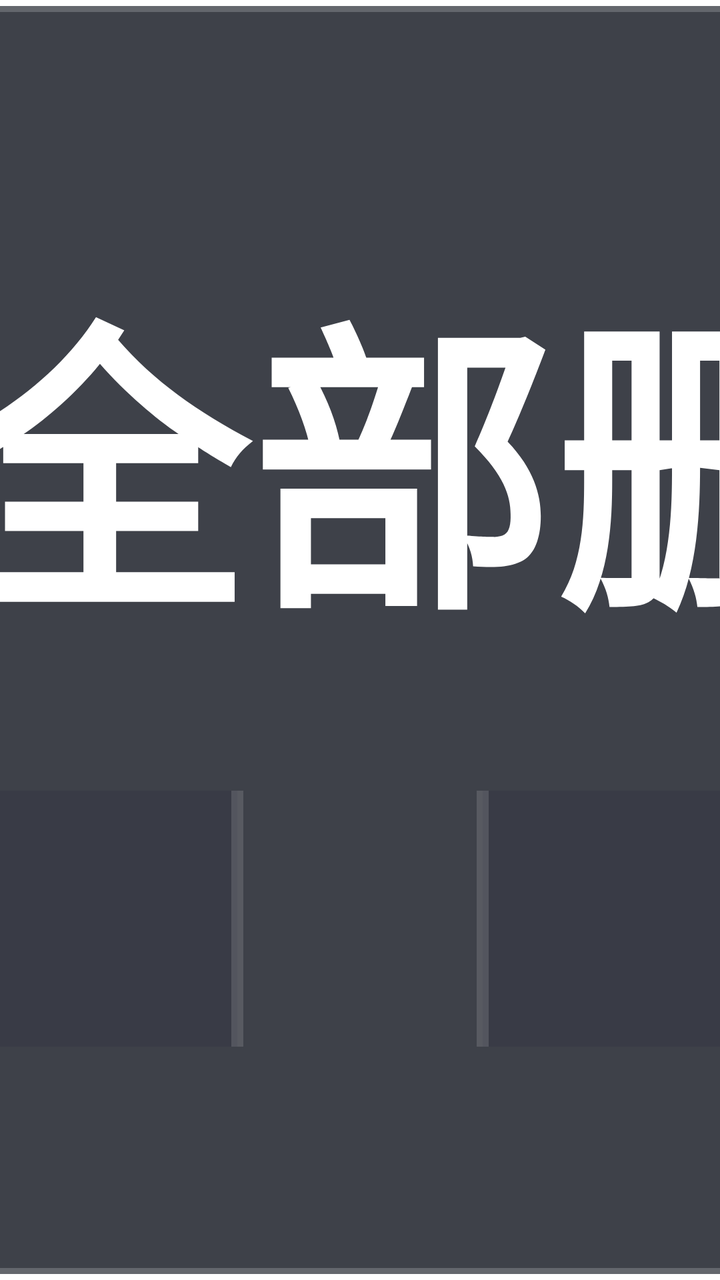
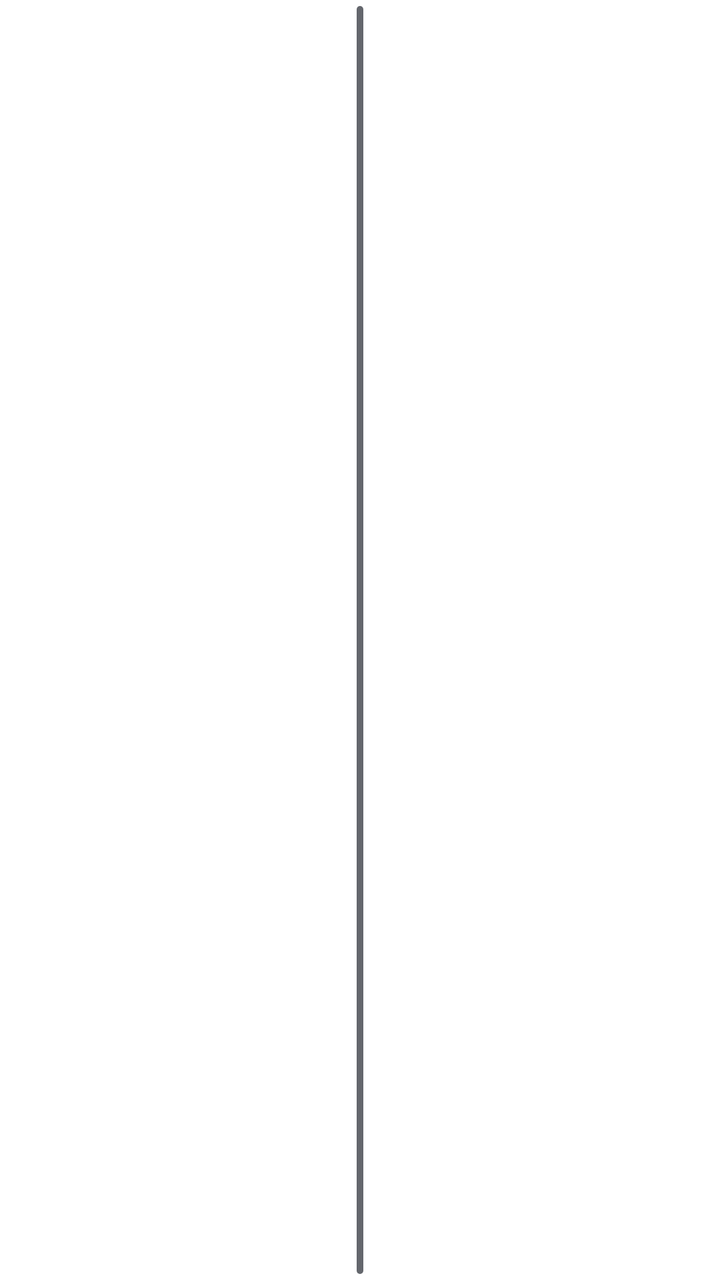

Compare the two renders of this Android layout. The source of the first and the diff that turns it into the second are given below.
<!-- AndroidManifest.xml: application theme AppTheme.NoActionBar -->
<!-- res/layout/dialog_confirm.xml -->
<?xml version="1.0" encoding="utf-8"?>
<FrameLayout xmlns:android="http://schemas.android.com/apk/res/android"
    xmlns:app="http://schemas.android.com/apk/res-auto"
    xmlns:tools="http://schemas.android.com/tools"
    android:layout_width="match_parent"
    android:layout_height="match_parent">

    <LinearLayout
        android:layout_width="@dimen/vs_480"
        android:layout_height="wrap_content"
        android:layout_gravity="center"
        android:background="@drawable/shape_danmu_setting_bg"
        android:gravity="center"
        android:orientation="vertical"
        android:paddingLeft="@dimen/vs_30"
        android:paddingTop="@dimen/vs_20"
        android:paddingRight="@dimen/vs_30"
        android:paddingBottom="@dimen/vs_20">

        <TextView
            android:id="@+id/confirmation"
            android:layout_width="wrap_content"
            android:layout_height="wrap_content"
            android:layout_marginBottom="@dimen/vs_10"
            android:gravity="center"
            android:lineSpacingMultiplier="0"            
            android:singleLine="true"
            android:textColor="@color/dialog_text_primary"
            android:textSize="@dimen/ts_26"
            android:textStyle="bold"
            android:text="确定全部删除 ?" />

        <TableRow
            android:layout_width="match_parent"
            android:layout_height="wrap_content">

        <TextView
            android:id="@+id/btnConfirm"
            android:layout_width="@dimen/vs_50"
            android:layout_height="@dimen/vs_50"
            android:layout_margin="@dimen/vs_10"
            android:layout_gravity="center"
            android:layout_weight="1"
            android:background="@drawable/button_danmu_setting"
            android:clickable="true"
            android:focusable="true"
            android:gravity="center"
            android:maxLines="1"
            android:shadowColor="@color/color_000000_60"
            android:shadowDx="0"
            android:shadowDy="0"
            android:shadowRadius="5"
            android:text="是"
            android:textColor="@color/dialog_text_primary"
            android:textColorHint="@color/dialog_text_hint"
            android:textSize="@dimen/ts_20" />

        <TextView
            android:id="@+id/btnCancel"
            android:layout_width="@dimen/vs_50"
            android:layout_height="@dimen/vs_50"
            android:layout_margin="@dimen/vs_10"
            android:layout_gravity="center"
            android:layout_weight="1"
            android:background="@drawable/button_danmu_setting"
            android:clickable="true"
            android:focusable="true"
            android:gravity="center"
            android:maxLines="1"
            android:shadowColor="@color/color_000000_60"
            android:shadowDx="0"
            android:shadowDy="0"
            android:shadowRadius="5"
            android:text="否"
            android:textColor="@color/dialog_text_primary"
            android:textColorHint="@color/dialog_text_hint"
            android:textSize="@dimen/ts_20" />

        </TableRow>
    </LinearLayout>
</FrameLayout>
<!-- resources referenced by this layout -->
<resources>
  <color name="color_000000_60">#99000000</color>
  <color name="dialog_text_hint">#80FFFFFF</color>
  <color name="dialog_text_primary">#FFFFFFFF</color>
  <dimen name="ts_20">20mm</dimen>
  <dimen name="ts_26">26mm</dimen>
  <dimen name="vs_10">10mm</dimen>
  <dimen name="vs_20">20mm</dimen>
  <dimen name="vs_30">30mm</dimen>
  <dimen name="vs_480">480mm</dimen>
  <dimen name="vs_50">50mm</dimen>
  <!-- drawable button_danmu_setting (drawable) -->
  <?xml version="1.0" encoding="utf-8"?>
  <selector xmlns:android="http://schemas.android.com/apk/res/android">
      <item android:state_focused="true">
          <shape>
              <corners android:radius="@dimen/vs_6" />
              <solid android:color="@color/dialog_control_bg_focused" />
              <stroke
                  android:width="@dimen/vs_1"
                  android:color="@color/dialog_control_stroke_focused" />
          </shape>
      </item>
      <item>
          <shape>
              <corners android:radius="@dimen/vs_6" />
              <solid android:color="@color/dialog_control_bg" />
              <stroke
                  android:width="@dimen/vs_1"
                  android:color="@color/dialog_control_stroke" />
          </shape>
      </item>
  </selector>
  <!-- drawable shape_danmu_setting_bg (drawable) -->
  <?xml version="1.0" encoding="utf-8"?>
  <shape xmlns:android="http://schemas.android.com/apk/res/android">
      <corners android:radius="@dimen/vs_10" />
      <solid android:color="@color/dialog_panel_bg" />
      <stroke
          android:width="@dimen/vs_1"
          android:color="@color/dialog_panel_stroke" />
  </shape>
  <style name="AppTheme.NoActionBar" parent="AppTheme">
          <item name="android:windowActionBar">false</item>
          <item name="android:windowNoTitle">true</item>
          <item name="windowActionBar">false</item>
          <item name="android:windowFullscreen">true</item>//全屏即无通知栏
          <item name="android:windowContentOverlay">@null</item>//是否有遮盖
          <item name="windowNoTitle">true</item>
          <item name="android:keepScreenOn">true</item>
          
          <item name="android:windowBackground">@android:color/transparent</item>
      </style>
  <dimen name="vs_6">6mm</dimen>
  <color name="dialog_control_bg_focused">#CC1890FF</color>
  <dimen name="vs_1">1mm</dimen>
  <color name="dialog_control_stroke_focused">#CC02F8E1</color>
  <color name="dialog_control_bg">#80353744</color>
  <color name="dialog_control_stroke">#22FFFFFF</color>
  <color name="dialog_panel_bg">#D91D202A</color>
  <color name="dialog_panel_stroke">#33FFFFFF</color>
  <style name="AppTheme" parent="Theme.AppCompat.Light.DarkActionBar">
          
          <item name="colorPrimary">@color/color_6200EE</item>
          <item name="colorPrimaryDark">@color/color_3700B3</item>
          <item name="colorAccent">@color/color_03DAC5</item>
      </style>
  <color name="color_6200EE">#6200EE</color>
  <color name="color_3700B3">#3700B3</color>
  <color name="color_03DAC5">#03DAC5</color>
</resources>

<!-- the commit's change to res/layout/dialog_confirm.xml (unified diff, before → after) -->
@@ -6,9 +6,11 @@
     android:layout_height="match_parent">
 
     <LinearLayout
-        android:layout_width="@dimen/vs_480"
+        android:layout_width="match_parent"
         android:layout_height="wrap_content"
         android:layout_gravity="center"
+        android:layout_marginLeft="@dimen/vs_30"
+        android:layout_marginRight="@dimen/vs_30"
         android:background="@drawable/shape_danmu_setting_bg"
         android:gravity="center"
         android:orientation="vertical"
@@ -53,7 +55,7 @@
             android:text="是"
             android:textColor="@color/dialog_text_primary"
             android:textColorHint="@color/dialog_text_hint"
-            android:textSize="@dimen/ts_20" />
+            android:textSize="@dimen/ts_22" />
 
         <TextView
             android:id="@+id/btnCancel"
@@ -74,7 +76,7 @@
             android:text="否"
             android:textColor="@color/dialog_text_primary"
             android:textColorHint="@color/dialog_text_hint"
-            android:textSize="@dimen/ts_20" />
+            android:textSize="@dimen/ts_22" />
 
         </TableRow>
     </LinearLayout>
<!-- resource entries referenced after the edit -->
@@ -3,12 +3,11 @@
   <color name="color_000000_60">#99000000</color>
   <color name="dialog_text_hint">#80FFFFFF</color>
   <color name="dialog_text_primary">#FFFFFFFF</color>
-  <dimen name="ts_20">20mm</dimen>
+  <dimen name="ts_22">22mm</dimen>
   <dimen name="ts_26">26mm</dimen>
   <dimen name="vs_10">10mm</dimen>
   <dimen name="vs_20">20mm</dimen>
   <dimen name="vs_30">30mm</dimen>
-  <dimen name="vs_480">480mm</dimen>
   <dimen name="vs_50">50mm</dimen>
   <!-- drawable button_danmu_setting (drawable) -->
   <?xml version="1.0" encoding="utf-8"?>
